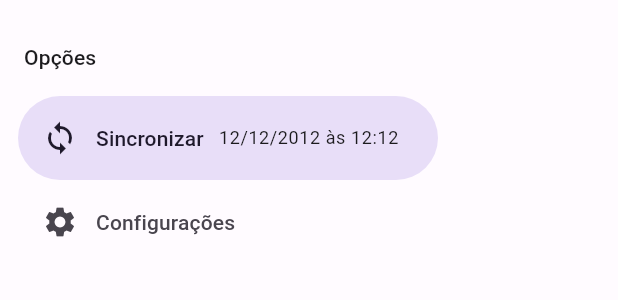
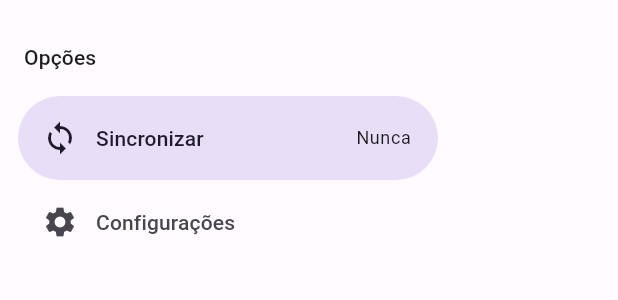
Before and after one commit to celiorscosta/Listinha, a Flutter app: the CustomDrawer widget shown alone on an empty page, opened directly, on a phone screen of 412 x 824 dp. Shown: the top 300 px of the screen. Run offline on Flutter 3.47's test engine with Material 2 defaults, Android fonts, the phone set to English and light mode, and no system bars; our stand-ins replace flutter_modular.

Commit message:
melhorias e formatação de data.

```diff
--- a/app/lib/src/home/widgets/custom_drawer.dart
+++ b/app/lib/src/home/widgets/custom_drawer.dart
@@ -1,10 +1,22 @@
 import 'package:flutter/material.dart';
+import 'package:flutter_modular/flutter_modular.dart';
+import 'package:intl/intl.dart';
+import 'package:listinha/src/shared/stores/app_store.dart';
 
 class CustomDrawer extends StatelessWidget {
   const CustomDrawer({super.key});
 
   @override
   Widget build(BuildContext context) {
+    final appStore = context.watch<AppStore>((store) => store.syncDate);
+    final syncDate = appStore.syncDate.value;
+    var syncDateText = 'Nunca';
+
+    if (syncDate != null) {
+      final format = DateFormat('dd/MM/yyyy às hh:mm');
+      syncDateText = format.format(syncDate);
+    }
+
     return NavigationDrawer(
       onDestinationSelected: (index) {
         if (index == 1) {
@@ -22,15 +34,19 @@ class CustomDrawer extends StatelessWidget {
         ),
         NavigationDrawerDestination(
           icon: const Icon(Icons.sync),
-          label: Row(
+          label: SizedBox(
+            width: 210,
+            child: Row(
               children: [
                 const Text('Sincronizar'),
+                const Spacer(),
                 const SizedBox(width: 10),
                 Text(
-                '12/12/2012 às 12:12',
+                  syncDateText,
                   style: Theme.of(context).textTheme.bodySmall,
                 ),
               ],
+            ),
           ),
         ),
         const NavigationDrawerDestination(
--- a/app/lib/src/shared/stores/app_store.dart
+++ b/app/lib/src/shared/stores/app_store.dart
@@ -2,13 +2,25 @@ import 'package:flutter/material.dart';
 
 class AppStore {
   final themeMode = ValueNotifier(ThemeMode.system);
+
   void changeThemeMode(ThemeMode? mode) {
     if (mode != null) {
       themeMode.value = mode;
     }
   }
 
+  final syncDate = ValueNotifier<DateTime?>(null);
+
+  void setSyncDate(DateTime date) {
+    syncDate.value = date;
+    save();
+  }
+
   void save() {
     //TODO: Salvar os dados na base local.
   }
+
+  void init() {
+    //TODO: Salvar os dados na base local.
+  }
 }
--- a/app/pubspec.yaml
+++ b/app/pubspec.yaml
@@ -38,6 +38,7 @@ dependencies:
   result_dart: ^1.0.5
   flutter_modular: ^5.0.3
   realm: ^1.0.0
+  intl: ^0.18.0
 
 dev_dependencies:
   flutter_test:
```
Also changed, not shown: app/pubspec.lock. Lines whose indentation alone changed are shown as unchanged.
